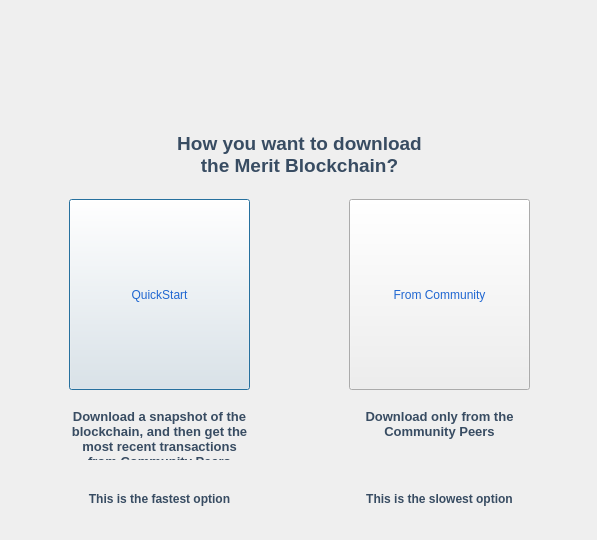
Old version of the form src/qt/forms/faststart.ui in the repository meritlabs/merit.
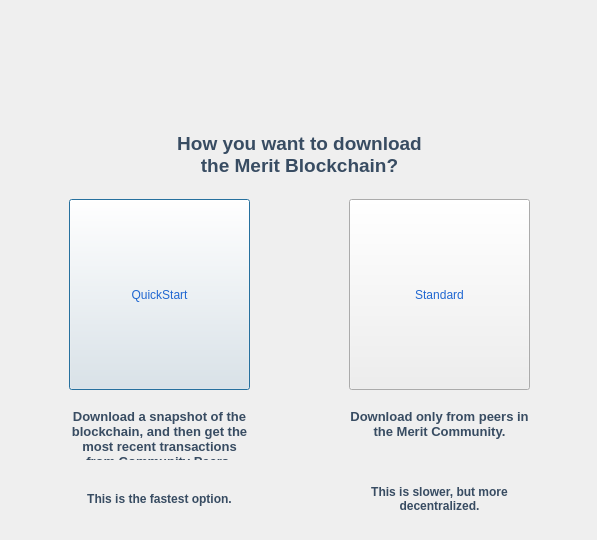
New version of the form. Icons and pictures are not drawn.

The edit to the form file:
```diff
--- a/src/qt/forms/faststart.ui
+++ b/src/qt/forms/faststart.ui
@@ -135,7 +135,7 @@
       <string notr="true">font: 11pt &quot;Sans Serif&quot;; color: rgb(32, 103, 209);</string>
      </property>
      <property name="text">
-      <string>From Community</string>
+      <string>Standard</string>
      </property>
     </widget>
     <widget class="QLabel" name="label_4">
@@ -148,7 +148,7 @@
       </rect>
      </property>
      <property name="text">
-      <string>&lt;html&gt;&lt;head/&gt;&lt;body&gt;&lt;p align=&quot;center&quot;&gt;&lt;span style=&quot; font-size:10pt; font-weight:600; color:#384c62;&quot;&gt;Download a snapshot of the blockchain, and then get the most recent transactions from Community Peers&lt;/span&gt;&lt;/p&gt;&lt;/body&gt;&lt;/html&gt;</string>
+      <string>&lt;html&gt;&lt;head/&gt;&lt;body&gt;&lt;p align=&quot;center&quot;&gt;&lt;span style=&quot; font-size:10pt; font-weight:600; color:#384c62;&quot;&gt;Download a snapshot of the blockchain, and then get the most recent transactions from Community Peers.&lt;/span&gt;&lt;/p&gt;&lt;/body&gt;&lt;/html&gt;</string>
      </property>
      <property name="wordWrap">
       <bool>true</bool>
@@ -167,7 +167,7 @@
       </rect>
      </property>
      <property name="text">
-      <string>&lt;html&gt;&lt;head/&gt;&lt;body&gt;&lt;p align=&quot;center&quot;&gt;&lt;span style=&quot; font-size:10pt; font-weight:600; color:#384c62;&quot;&gt;Download only from the Community Peers&lt;br/&gt;&lt;/span&gt;&lt;/p&gt;&lt;/body&gt;&lt;/html&gt;</string>
+      <string>&lt;html&gt;&lt;head/&gt;&lt;body&gt;&lt;p align=&quot;center&quot;&gt;&lt;span style=&quot; font-size:10pt; font-weight:600; color:#384c62;&quot;&gt;Download only from peers in the Merit Community. &lt;br/&gt;&lt;/span&gt;&lt;/p&gt;&lt;/body&gt;&lt;/html&gt;</string>
      </property>
      <property name="wordWrap">
       <bool>true</bool>
@@ -186,7 +186,7 @@
       </rect>
      </property>
      <property name="text">
-      <string>&lt;html&gt;&lt;head/&gt;&lt;body&gt;&lt;p align=&quot;center&quot;&gt;&lt;span style=&quot; font-weight:600; color:#384c62;&quot;&gt;This is the fastest option&lt;/span&gt;&lt;/p&gt;&lt;/body&gt;&lt;/html&gt;</string>
+      <string>&lt;html&gt;&lt;head/&gt;&lt;body&gt;&lt;p align=&quot;center&quot;&gt;&lt;span style=&quot; font-weight:600; color:#384c62;&quot;&gt;This is the fastest option.&lt;/span&gt;&lt;/p&gt;&lt;/body&gt;&lt;/html&gt;</string>
      </property>
      <property name="wordWrap">
       <bool>true</bool>
@@ -205,7 +205,7 @@
       </rect>
      </property>
      <property name="text">
-      <string>&lt;html&gt;&lt;head/&gt;&lt;body&gt;&lt;p align=&quot;center&quot;&gt;&lt;span style=&quot; font-weight:600; color:#384c62;&quot;&gt;This is the slowest option&lt;/span&gt;&lt;/p&gt;&lt;/body&gt;&lt;/html&gt;</string>
+      <string>&lt;html&gt;&lt;head/&gt;&lt;body&gt;&lt;p align=&quot;center&quot;&gt;&lt;span style=&quot; font-weight:600; color:#384c62;&quot;&gt;This is slower, but more decentralized.&lt;/span&gt;&lt;/p&gt;&lt;/body&gt;&lt;/html&gt;</string>
      </property>
      <property name="wordWrap">
       <bool>true</bool>
```
